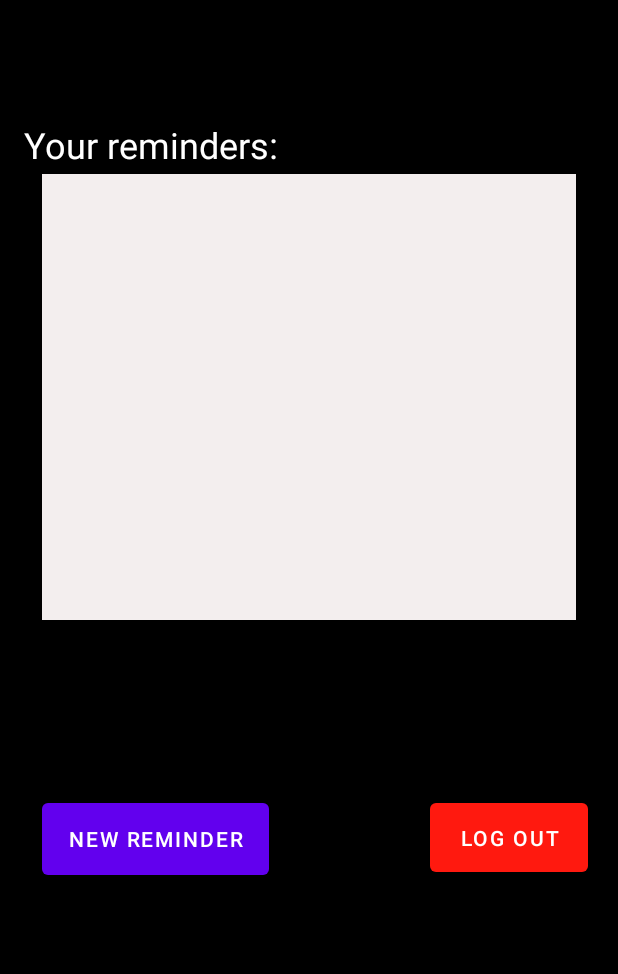
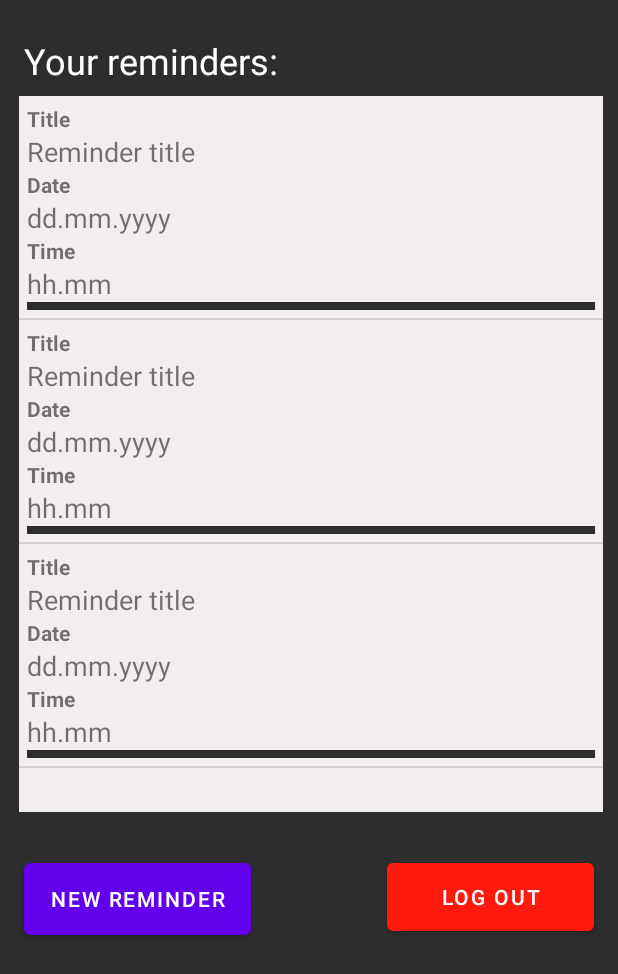
Before and after one commit to timalo/MobiComp, an Android app: the layout activity_mainmenu.xml on its own in the app's theme, with its tools: preview values and no code run, on a phone screen of 412 x 824 dp. Shown: the top 974 px of the screen. Run offline under Robolectric (Android 15) with nearby library versions, the light colour scheme and no system bars.

Commit message:
some work towards HW2

```diff
--- a/app/src/main/AndroidManifest.xml
+++ b/app/src/main/AndroidManifest.xml
@@ -9,8 +9,9 @@
         android:roundIcon="@mipmap/ic_launcher_round"
         android:supportsRtl="true"
         android:theme="@style/Theme.MobCompApp">
-        <activity android:name=".MainmenuActivity"></activity>
-        <activity android:name=".Mainmenu_Activity" />
+        <activity android:name=".reminderItem"></activity>
+        <activity android:name=".Newreminder" />
+        <activity android:name=".MainmenuActivity" />
         <activity android:name=".MainActivity">
             <intent-filter>
                 <action android:name="android.intent.action.MAIN" />
--- a/app/src/main/res/layout/activity_main.xml
+++ b/app/src/main/res/layout/activity_main.xml
@@ -4,7 +4,7 @@
     xmlns:tools="http://schemas.android.com/tools"
     android:layout_width="match_parent"
     android:layout_height="match_parent"
-    android:background="#000000"
+    android:background="@color/appDarkBG"
     tools:context=".MainActivity">
 
     <Button
@@ -42,7 +42,6 @@
         android:gravity="center"
         android:hint="@string/username"
         android:inputType="textPersonName"
-        android:text="@string/username"
         app:layout_constraintEnd_toEndOf="parent"
         app:layout_constraintHorizontal_bias="0.507"
         app:layout_constraintStart_toStartOf="parent"
@@ -59,7 +58,6 @@
         android:gravity="center"
         android:hint="@string/Password"
         android:inputType="textPassword"
-        android:text="@string/Password"
         app:layout_constraintEnd_toEndOf="parent"
         app:layout_constraintHorizontal_bias="0.502"
         app:layout_constraintStart_toStartOf="parent"
--- a/app/src/main/res/layout/activity_mainmenu.xml
+++ b/app/src/main/res/layout/activity_mainmenu.xml
@@ -4,18 +4,20 @@
     xmlns:tools="http://schemas.android.com/tools"
     android:layout_width="match_parent"
     android:layout_height="match_parent"
-    android:background="@color/black"
+    android:background="@color/appDarkBG"
     tools:context=".MainmenuActivity">
 
     <ListView
         android:id="@+id/listView"
-        android:layout_width="356dp"
-        android:layout_height="297dp"
-        android:layout_marginTop="116dp"
+        android:layout_width="389dp"
+        android:layout_height="477dp"
+        android:layout_marginTop="64dp"
         android:background="#F3EEEE"
         app:layout_constraintEnd_toEndOf="parent"
+        app:layout_constraintHorizontal_bias="0.567"
         app:layout_constraintStart_toStartOf="parent"
-        app:layout_constraintTop_toTopOf="parent" />
+        app:layout_constraintTop_toTopOf="parent"
+        tools:listitem="@layout/reminder_item"/>
 
     <TextView
         android:id="@+id/textView2"
@@ -23,7 +25,7 @@
         android:layout_height="34dp"
         android:layout_marginStart="16dp"
         android:layout_marginLeft="16dp"
-        android:layout_marginTop="80dp"
+        android:layout_marginTop="24dp"
         android:text="@string/myReminders"
         android:textColor="@color/white"
         android:textSize="24sp"
@@ -34,20 +36,20 @@
         android:id="@+id/newReminderBtn"
         android:layout_width="151dp"
         android:layout_height="60dp"
-        android:layout_marginStart="28dp"
-        android:layout_marginLeft="28dp"
-        android:layout_marginTop="116dp"
+        android:layout_marginStart="16dp"
+        android:layout_marginLeft="16dp"
+        android:layout_marginTop="28dp"
         android:text="@string/newReminderBtn"
         app:layout_constraintStart_toStartOf="parent"
         app:layout_constraintTop_toBottomOf="@+id/listView" />
 
     <Button
         android:id="@+id/logOutButton"
-        android:layout_width="105dp"
-        android:layout_height="58dp"
-        android:layout_marginTop="116dp"
-        android:layout_marginEnd="20dp"
-        android:layout_marginRight="20dp"
+        android:layout_width="138dp"
+        android:layout_height="57dp"
+        android:layout_marginTop="28dp"
+        android:layout_marginEnd="16dp"
+        android:layout_marginRight="16dp"
         android:text="@string/logout"
         app:backgroundTint="@color/appRed"
         app:layout_constraintEnd_toEndOf="parent"
--- /dev/null
+++ b/app/src/main/res/layout/reminder_item.xml
@@ -0,0 +1,61 @@
+<?xml version="1.0" encoding="utf-8"?>
+<LinearLayout xmlns:android="http://schemas.android.com/apk/res/android"
+    android:layout_width="match_parent"
+    android:layout_height="wrap_content"
+    android:orientation="vertical"
+    android:padding="5dp">
+
+    <TextView
+        android:id="@+id/textView8"
+        android:layout_width="wrap_content"
+        android:layout_height="wrap_content"
+        android:layout_weight="1"
+        android:text="Title"
+        android:textStyle="bold" />
+
+    <TextView
+        android:id="@+id/txtReminderName"
+        android:layout_width="match_parent"
+        android:layout_height="wrap_content"
+        android:layout_weight="1"
+        android:textSize="18sp"
+        android:text="Reminder title" />
+
+    <TextView
+        android:id="@+id/textView12"
+        android:layout_width="match_parent"
+        android:layout_height="wrap_content"
+        android:layout_weight="1"
+        android:text="Date"
+        android:textStyle="bold" />
+
+    <TextView
+        android:id="@+id/txtReminderDate"
+        android:layout_width="match_parent"
+        android:layout_height="wrap_content"
+        android:layout_weight="1"
+        android:textSize="18sp"
+        android:text="dd.mm.yyyy" />
+
+    <TextView
+        android:id="@+id/textView14"
+        android:layout_width="match_parent"
+        android:layout_height="wrap_content"
+        android:layout_weight="1"
+        android:text="Time"
+        android:textStyle="bold" />
+
+    <TextView
+        android:id="@+id/txtPaymentAmount"
+        android:layout_width="match_parent"
+        android:layout_height="wrap_content"
+        android:layout_weight="1"
+        android:textSize="18sp"
+        android:text="hh.mm" />
+
+    <View
+        android:id="@+id/divider"
+        android:layout_width="match_parent"
+        android:layout_height="5dp"
+        android:background="@color/appDarkBG" />
+</LinearLayout>
--- a/app/src/main/res/values/colors.xml
+++ b/app/src/main/res/values/colors.xml
@@ -9,4 +9,5 @@
     <color name="white">#FFFFFFFF</color>
     <color name="appBlue">#0212FA</color>
     <color name="appRed">#FF190F</color>
+    <color name="appDarkBG">#2e2d2d</color>
 </resources>
```
Also changed, not shown: app/src/main/java/com/example/mobcompapp/MainActivity.kt (+10 -26 lines), app/src/main/java/com/example/mobcompapp/MainmenuActivity.kt (+8 -9 lines), app/src/main/java/com/example/mobcompapp/database/AppDatabase.kt (added, +9 -0 lines), app/src/main/java/com/example/mobcompapp/database/ReminderDao.kt (added, +20 -0 lines), app/src/main/java/com/example/mobcompapp/database/ReminderInfo.kt (added, +15 -0 lines), app/src/main/java/com/example/mobcompapp/newreminder.kt (added, +18 -0 lines), app/src/main/res/layout/activity_newreminder.xml (added, +157 -0 lines), app/src/main/res/values/strings.xml (+16 -0 lines).
